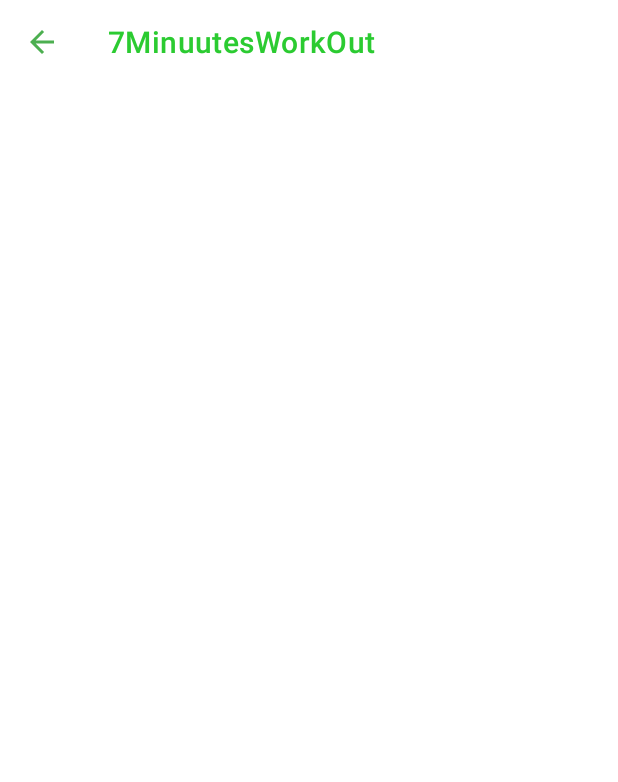
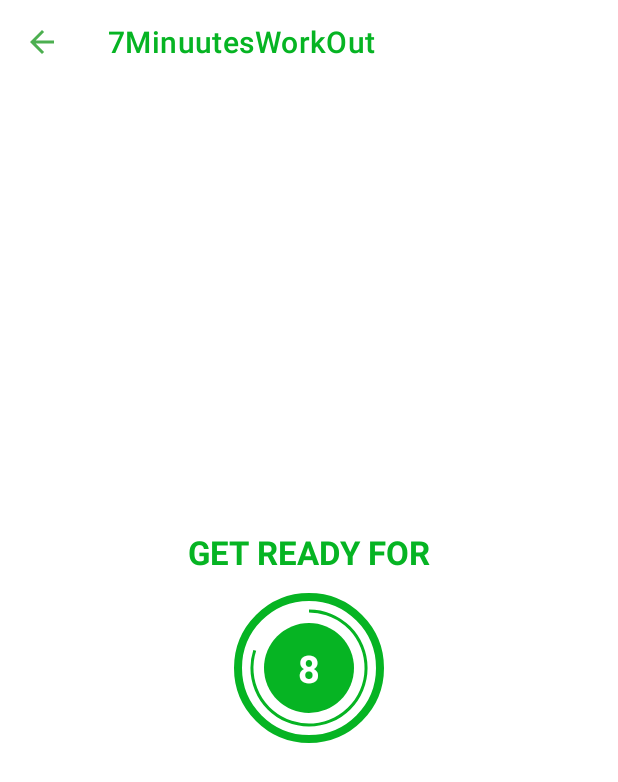
Before and after one commit to chr1s4ng3l/7MinuutesWorkOut, an Android app: the ExerciseActivity screen opened directly, with no data from a screen before it, on a phone screen of 412 x 824 dp. Shown: the top 782 px of the screen. Run offline under Robolectric (Android 15) with nearby library versions, the phone set to English and light mode, and no system bars.

Commit message:
Progress bar

```diff
--- a/app/src/main/java/com/example/a7minuutesworkout/ExerciseActivity.kt
+++ b/app/src/main/java/com/example/a7minuutesworkout/ExerciseActivity.kt
@@ -2,11 +2,16 @@ package com.example.a7minuutesworkout
 
 import androidx.appcompat.app.AppCompatActivity
 import android.os.Bundle
+import android.os.CountDownTimer
+import android.widget.Toast
 import com.example.a7minuutesworkout.databinding.ActivityExerciseBinding
 
 class ExerciseActivity : AppCompatActivity() {
 
     private var binding: ActivityExerciseBinding? = null
+
+    private var restTimer: CountDownTimer? = null
+    private var restProgress = 0
 
     override fun onCreate(savedInstanceState: Bundle?) {
         super.onCreate(savedInstanceState)
@@ -15,7 +20,7 @@ class ExerciseActivity : AppCompatActivity() {
 
         setSupportActionBar(binding?.toolbarExercise)
 
-        if (supportActionBar != null){
+        if (supportActionBar != null) {
             supportActionBar?.setDisplayHomeAsUpEnabled(true)
         }
 
@@ -23,5 +28,42 @@ class ExerciseActivity : AppCompatActivity() {
 
             onBackPressed()
         }
+        setUpRestView()
+    }
+
+    private fun setUpRestView() {
+        if (restTimer != null) {
+            restTimer?.cancel()
+            restProgress = 0
+        }
+        setRestProgressBar()
+
+    }
+
+    private fun setRestProgressBar() {
+        binding?.progressBar?.progress = restProgress
+
+        restTimer = object : CountDownTimer(10000, 1000) {
+            override fun onTick(p0: Long) {
+                restProgress++
+                binding?.progressBar?.progress = 10 - restProgress
+                binding?.textViewTimer?.text = (10 - restProgress).toString()
+            }
+
+            override fun onFinish() {
+                Toast.makeText(this@ExerciseActivity, "This is a test timer", Toast.LENGTH_LONG)
+                    .show()
+            }
+
+        }.start()
+    }
+
+    override fun onDestroy() {
+        super.onDestroy()
+        if (restTimer != null) {
+            restTimer?.cancel()
+            restProgress = 0
+        }
+        binding = null
     }
 }
--- a/app/src/main/java/com/example/a7minuutesworkout/MainActivity.kt
+++ b/app/src/main/java/com/example/a7minuutesworkout/MainActivity.kt
@@ -3,12 +3,14 @@ package com.example.a7minuutesworkout
 import android.content.Intent
 import androidx.appcompat.app.AppCompatActivity
 import android.os.Bundle
+import android.os.CountDownTimer
 import android.view.LayoutInflater
 import android.widget.Toast
 import com.example.a7minuutesworkout.databinding.ActivityMainBinding
 
 class MainActivity : AppCompatActivity() {
     private var binding: ActivityMainBinding? = null
+
     override fun onCreate(savedInstanceState: Bundle?) {
         super.onCreate(savedInstanceState)
         binding = ActivityMainBinding.inflate(layoutInflater)
@@ -26,4 +28,5 @@ class MainActivity : AppCompatActivity() {
         super.onDestroy()
         binding = null
     }
+
 }
--- /dev/null
+++ b/app/src/main/res/drawable/circle_progress_bar.xml
@@ -0,0 +1,14 @@
+<?xml version="1.0" encoding="utf-8"?>
+<layer-list xmlns:android="http://schemas.android.com/apk/res/android">
+
+    <item>
+        <shape android:shape="ring"
+            android:innerRadiusRatio="2.7"
+            android:thicknessRatio="50.0"
+            android:useLevel="true">
+
+            <solid android:color="@color/green"/>
+        </shape>
+    </item>
+
+</layer-list>
--- /dev/null
+++ b/app/src/main/res/drawable/circle_progress_gray.xml
@@ -0,0 +1,14 @@
+<?xml version="1.0" encoding="utf-8"?>
+<layer-list xmlns:android="http://schemas.android.com/apk/res/android">
+
+    <item>
+        <shape android:shape="ring"
+            android:innerRadiusRatio="2.7"
+            android:thicknessRatio="50.0"
+            android:useLevel="true">
+
+            <solid android:color="@color/light_gray"/>
+        </shape>
+    </item>
+
+</layer-list>
--- /dev/null
+++ b/app/src/main/res/drawable/item_circular_color_accent_background.xml
@@ -0,0 +1,5 @@
+<?xml version="1.0" encoding="utf-8"?>
+<shape xmlns:android="http://schemas.android.com/apk/res/android"
+    android:shape="oval">
+<solid android:color="@color/green"/>
+</shape>
--- a/app/src/main/res/layout/activity_exercise.xml
+++ b/app/src/main/res/layout/activity_exercise.xml
@@ -1,5 +1,5 @@
 <?xml version="1.0" encoding="utf-8"?>
-<RelativeLayout xmlns:android="http://schemas.android.com/apk/res/android"
+<androidx.constraintlayout.widget.ConstraintLayout xmlns:android="http://schemas.android.com/apk/res/android"
     xmlns:app="http://schemas.android.com/apk/res-auto"
     xmlns:tools="http://schemas.android.com/tools"
     android:layout_width="match_parent"
@@ -9,11 +9,74 @@
     <androidx.appcompat.widget.Toolbar
         android:id="@+id/toolbarExercise"
         android:layout_width="match_parent"
-       android:theme="@style/ToolBarTheme"
         android:layout_height="?android:attr/actionBarSize"
         android:background="@color/white"
+        android:theme="@style/ToolBarTheme"
+        app:layout_constraintEnd_toEndOf="parent"
+        app:layout_constraintStart_toStartOf="parent"
+        app:layout_constraintTop_toTopOf="parent"
         app:titleTextColor="@color/green"
 
         />
 
-</RelativeLayout>
+    <TextView
+        android:id="@+id/textViewTitle"
+        android:layout_width="wrap_content"
+        android:layout_height="wrap_content"
+        android:text="@string/get_ready_for"
+        android:textColor="@color/green"
+        android:textSize="22sp"
+        android:textStyle="bold"
+        app:layout_constraintBottom_toBottomOf="parent"
+        app:layout_constraintEnd_toEndOf="parent"
+        app:layout_constraintStart_toStartOf="parent"
+        app:layout_constraintTop_toTopOf="parent"
+        app:layout_constraintVertical_bias="0.445" />
+
+    <FrameLayout
+        android:id="@+id/fl_progress_r"
+        android:layout_width="100dp"
+        android:layout_height="100dp"
+        android:layout_marginTop="10dp"
+        android:background="@drawable/itemcirclebutton"
+        app:layout_constraintBottom_toBottomOf="parent"
+        app:layout_constraintEnd_toEndOf="parent"
+        app:layout_constraintStart_toStartOf="parent"
+        app:layout_constraintTop_toBottomOf="@id/toolbarExercise">
+
+        <ProgressBar
+            android:id="@+id/progressBar"
+            style="?android:attr/progressBarStyleHorizontal"
+            android:layout_width="100dp"
+            android:layout_height="100dp"
+            android:layout_gravity="center"
+            android:max="10"
+            android:background="@drawable/circle_progress_gray"
+            android:progressDrawable="@drawable/circle_progress_bar"
+            android:indeterminate="false"
+            android:progress="100"
+            android:rotation="-90"
+            />
+
+        <LinearLayout
+            android:layout_width="60dp"
+            android:layout_height="60dp"
+            android:layout_gravity="center"
+            android:background="@drawable/item_circular_color_accent_background"
+            android:gravity="center">
+
+            <TextView
+                android:id="@+id/textViewTimer"
+                android:layout_width="wrap_content"
+                android:layout_height="wrap_content"
+                android:textColor="@color/white"
+                android:textSize="25sp"
+                android:textStyle="bold"
+                android:text="10"/>
+
+        </LinearLayout>
+
+
+    </FrameLayout>
+
+</androidx.constraintlayout.widget.ConstraintLayout>
--- a/app/src/main/res/values/colors.xml
+++ b/app/src/main/res/values/colors.xml
@@ -7,7 +7,7 @@
     <color name="teal_700">#FF018786</color>
     <color name="black">#FF000000</color>
     <color name="white">#FFFFFFFF</color>
-    <color name="green">#2BCB31</color>
+    <color name="green">#06B423</color>
     <color name="light_gray">#C4C4C4</color>
     <color name="toolbar_color_control_normal">#4CAF50</color>
 
--- a/app/src/main/res/values/strings.xml
+++ b/app/src/main/res/values/strings.xml
@@ -2,4 +2,5 @@
     <string name="app_name">7MinuutesWorkOut</string>
     <string name="start">START</string>
     <string name="start_image">start Image</string>
+    <string name="get_ready_for">GET READY FOR</string>
 </resources>
```
Lines whose indentation alone changed are shown as unchanged.
